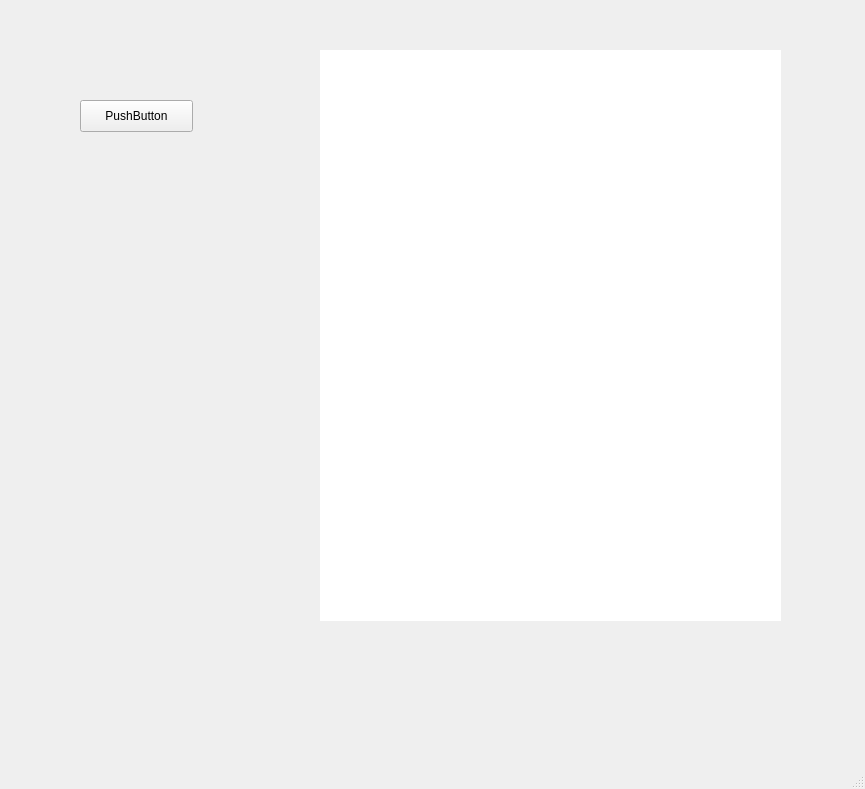
ProjectISP/ISP, file isp/resources/designer_uis/EarthquakeAnalysisFrame.ui: the form before one commit.
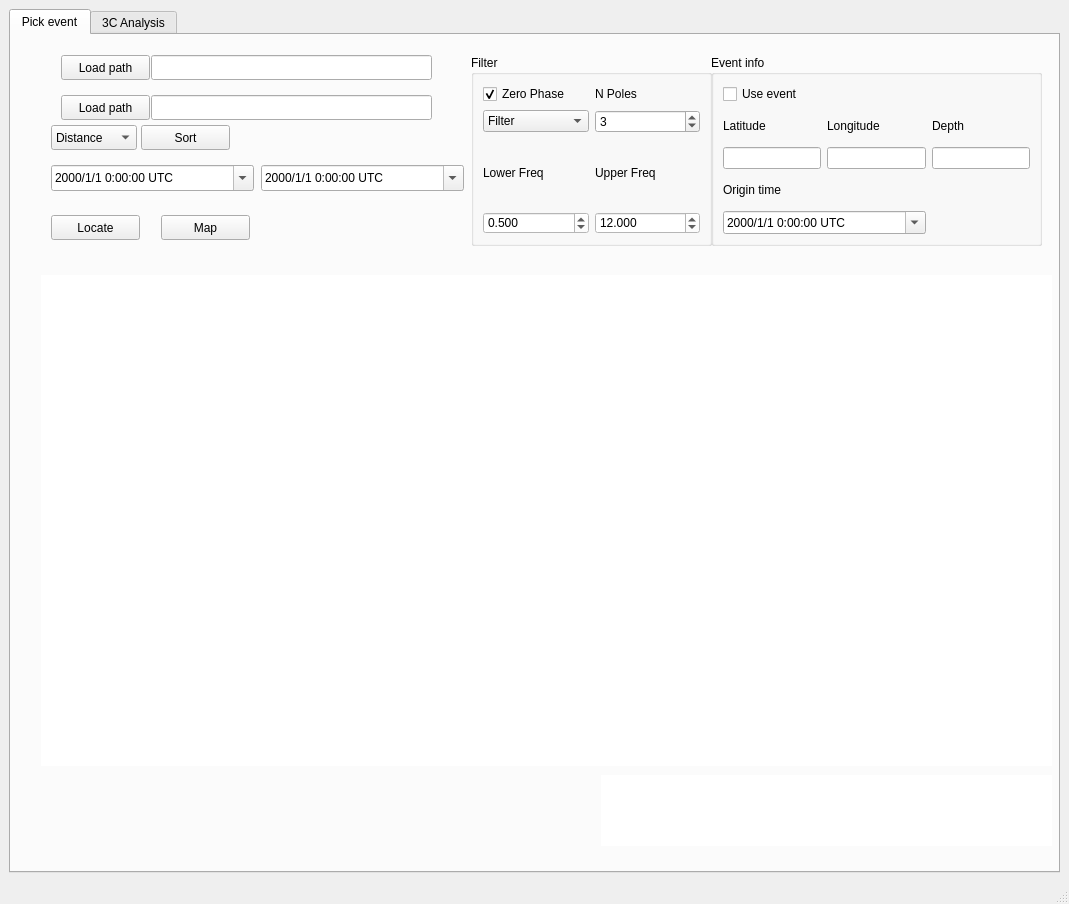
The form after the commit.

Commit message:
Thiago - Start Earthquake analysis.
- Include a test for cwt, still very messy.
- Add a cython wrapper for test.
- Implemented the sort waveforms by distance.

```diff
--- a/isp/resources/designer_uis/EarthquakeAnalysisFrame.ui
+++ b/isp/resources/designer_uis/EarthquakeAnalysisFrame.ui
@@ -6,50 +6,670 @@
    <rect>
     <x>0</x>
     <y>0</y>
-    <width>865</width>
-    <height>789</height>
+    <width>1069</width>
+    <height>904</height>
    </rect>
   </property>
   <property name="windowTitle">
    <string>MainWindow</string>
   </property>
   <widget class="QWidget" name="centralwidget">
-   <widget class="QWidget" name="widget" native="true">
-    <property name="geometry">
-     <rect>
-      <x>320</x>
-      <y>50</y>
-      <width>461</width>
-      <height>571</height>
-     </rect>
-    </property>
-    <property name="styleSheet">
-     <string notr="true">background-color: rgb(255, 255, 255);</string>
-    </property>
-   </widget>
-   <widget class="QPushButton" name="test1Button">
-    <property name="geometry">
-     <rect>
-      <x>80</x>
-      <y>100</y>
-      <width>113</width>
-      <height>32</height>
-     </rect>
-    </property>
-    <property name="text">
-     <string>PushButton</string>
-    </property>
-   </widget>
-   <widget class="QWidget" name="pagination_widget" native="true">
-    <property name="geometry">
-     <rect>
-      <x>320</x>
-      <y>620</y>
-      <width>461</width>
-      <height>71</height>
-     </rect>
-    </property>
-   </widget>
+   <layout class="QVBoxLayout" name="verticalLayout">
+    <item>
+     <widget class="QTabWidget" name="tabWidget">
+      <property name="currentIndex">
+       <number>0</number>
+      </property>
+      <widget class="QWidget" name="tab">
+       <attribute name="title">
+        <string>Pick event</string>
+       </attribute>
+       <widget class="QWidget" name="plotMatWidget" native="true">
+        <property name="geometry">
+         <rect>
+          <x>30</x>
+          <y>240</y>
+          <width>1011</width>
+          <height>491</height>
+         </rect>
+        </property>
+        <property name="styleSheet">
+         <string notr="true">QWidget{
+	background-color: rgb(255, 255, 255);
+}</string>
+        </property>
+        <layout class="QVBoxLayout" name="verticalLayout_6">
+         <item>
+          <layout class="QVBoxLayout" name="verticalLayout_5"/>
+         </item>
+        </layout>
+       </widget>
+       <widget class="QWidget" name="pagination_widget" native="true">
+        <property name="geometry">
+         <rect>
+          <x>590</x>
+          <y>740</y>
+          <width>451</width>
+          <height>71</height>
+         </rect>
+        </property>
+        <property name="styleSheet">
+         <string notr="true">QWidget{
+	background-color: rgb(255, 255, 255);
+}</string>
+        </property>
+        <layout class="QVBoxLayout" name="verticalLayout_4">
+         <item>
+          <layout class="QVBoxLayout" name="verticalLayout_3"/>
+         </item>
+        </layout>
+       </widget>
+       <widget class="QLineEdit" name="rootPathForm">
+        <property name="geometry">
+         <rect>
+          <x>140</x>
+          <y>20</y>
+          <width>281</width>
+          <height>25</height>
+         </rect>
+        </property>
+       </widget>
+       <widget class="QPushButton" name="sortBtn">
+        <property name="geometry">
+         <rect>
+          <x>130</x>
+          <y>90</y>
+          <width>89</width>
+          <height>25</height>
+         </rect>
+        </property>
+        <property name="text">
+         <string>Sort</string>
+        </property>
+       </widget>
+       <widget class="QGroupBox" name="groupBox">
+        <property name="geometry">
+         <rect>
+          <x>700</x>
+          <y>20</y>
+          <width>331</width>
+          <height>191</height>
+         </rect>
+        </property>
+        <property name="title">
+         <string>Event info</string>
+        </property>
+        <layout class="QGridLayout" name="gridLayout">
+         <item row="5" column="0" colspan="2">
+          <widget class="QDateTimeEdit" name="dateTimeEdit">
+           <property name="currentSection">
+            <enum>QDateTimeEdit::YearSection</enum>
+           </property>
+           <property name="displayFormat">
+            <string>yyyy/M/d h:mm:ss UTC</string>
+           </property>
+           <property name="calendarPopup">
+            <bool>true</bool>
+           </property>
+           <property name="timeSpec">
+            <enum>Qt::LocalTime</enum>
+           </property>
+          </widget>
+         </item>
+         <item row="2" column="0">
+          <widget class="QLabel" name="label">
+           <property name="text">
+            <string>Latitude</string>
+           </property>
+          </widget>
+         </item>
+         <item row="2" column="2">
+          <widget class="QLabel" name="label_3">
+           <property name="text">
+            <string>Depth</string>
+           </property>
+          </widget>
+         </item>
+         <item row="3" column="2">
+          <widget class="QLineEdit" name="lineEdit_3"/>
+         </item>
+         <item row="3" column="0">
+          <widget class="QLineEdit" name="lineEdit"/>
+         </item>
+         <item row="3" column="1">
+          <widget class="QLineEdit" name="lineEdit_2"/>
+         </item>
+         <item row="2" column="1">
+          <widget class="QLabel" name="label_2">
+           <property name="text">
+            <string>Longitude</string>
+           </property>
+          </widget>
+         </item>
+         <item row="0" column="0">
+          <widget class="QCheckBox" name="checkBox">
+           <property name="text">
+            <string>Use event</string>
+           </property>
+          </widget>
+         </item>
+         <item row="4" column="0">
+          <widget class="QLabel" name="label_4">
+           <property name="text">
+            <string>Origin time</string>
+           </property>
+          </widget>
+         </item>
+        </layout>
+       </widget>
+       <widget class="QDateTimeEdit" name="dateTimeEdit_2">
+        <property name="geometry">
+         <rect>
+          <x>40</x>
+          <y>130</y>
+          <width>203</width>
+          <height>26</height>
+         </rect>
+        </property>
+        <property name="currentSection">
+         <enum>QDateTimeEdit::YearSection</enum>
+        </property>
+        <property name="displayFormat">
+         <string>yyyy/M/d h:mm:ss UTC</string>
+        </property>
+        <property name="calendarPopup">
+         <bool>true</bool>
+        </property>
+        <property name="timeSpec">
+         <enum>Qt::LocalTime</enum>
+        </property>
+       </widget>
+       <widget class="QPushButton" name="pushButton_4">
+        <property name="geometry">
+         <rect>
+          <x>150</x>
+          <y>180</y>
+          <width>89</width>
+          <height>25</height>
+         </rect>
+        </property>
+        <property name="text">
+         <string>Map</string>
+        </property>
+       </widget>
+       <widget class="QGroupBox" name="groupBox_2">
+        <property name="geometry">
+         <rect>
+          <x>460</x>
+          <y>20</y>
+          <width>241</width>
+          <height>191</height>
+         </rect>
+        </property>
+        <property name="title">
+         <string>Filter</string>
+        </property>
+        <layout class="QGridLayout" name="gridLayout_2">
+         <item row="3" column="1">
+          <widget class="QDoubleSpinBox" name="Freq2p1">
+           <property name="styleSheet">
+            <string notr="true">background-color: rgb(255, 255, 255);</string>
+           </property>
+           <property name="decimals">
+            <number>3</number>
+           </property>
+           <property name="minimum">
+            <double>0.001000000000000</double>
+           </property>
+           <property name="maximum">
+            <double>10000.000000000000000</double>
+           </property>
+           <property name="value">
+            <double>12.000000000000000</double>
+           </property>
+          </widget>
+         </item>
+         <item row="2" column="0">
+          <widget class="QLabel" name="label_5">
+           <property name="text">
+            <string>Lower Freq</string>
+           </property>
+          </widget>
+         </item>
+         <item row="1" column="0">
+          <widget class="QComboBox" name="comboBox_2">
+           <item>
+            <property name="text">
+             <string>Filter</string>
+            </property>
+           </item>
+           <item>
+            <property name="text">
+             <string>Bandpass</string>
+            </property>
+           </item>
+           <item>
+            <property name="text">
+             <string>Lowpass</string>
+            </property>
+           </item>
+          </widget>
+         </item>
+         <item row="0" column="1">
+          <widget class="QLabel" name="label_7">
+           <property name="text">
+            <string>N Poles</string>
+           </property>
+          </widget>
+         </item>
+         <item row="2" column="1">
+          <widget class="QLabel" name="label_6">
+           <property name="text">
+            <string>Upper Freq</string>
+           </property>
+          </widget>
+         </item>
+         <item row="3" column="0">
+          <widget class="QDoubleSpinBox" name="Freq1p1">
+           <property name="sizePolicy">
+            <sizepolicy hsizetype="Minimum" vsizetype="Fixed">
+             <horstretch>0</horstretch>
+             <verstretch>0</verstretch>
+            </sizepolicy>
+           </property>
+           <property name="minimumSize">
+            <size>
+             <width>0</width>
+             <height>0</height>
+            </size>
+           </property>
+           <property name="styleSheet">
+            <string notr="true">background-color: rgb(255, 255, 255);</string>
+           </property>
+           <property name="decimals">
+            <number>3</number>
+           </property>
+           <property name="minimum">
+            <double>0.001000000000000</double>
+           </property>
+           <property name="maximum">
+            <double>10000.000000000000000</double>
+           </property>
+           <property name="value">
+            <double>0.500000000000000</double>
+           </property>
+          </widget>
+         </item>
+         <item row="0" column="0">
+          <widget class="QCheckBox" name="checkBox_2">
+           <property name="enabled">
+            <bool>true</bool>
+           </property>
+           <property name="text">
+            <string>Zero Phase</string>
+           </property>
+           <property name="checked">
+            <bool>true</bool>
+           </property>
+           <property name="tristate">
+            <bool>false</bool>
+           </property>
+          </widget>
+         </item>
+         <item row="1" column="1">
+          <widget class="QSpinBox" name="spinBox">
+           <property name="minimum">
+            <number>1</number>
+           </property>
+           <property name="maximum">
+            <number>6</number>
+           </property>
+           <property name="value">
+            <number>3</number>
+           </property>
+          </widget>
+         </item>
+        </layout>
+       </widget>
+       <widget class="QPushButton" name="pushButton_3">
+        <property name="geometry">
+         <rect>
+          <x>40</x>
+          <y>180</y>
+          <width>89</width>
+          <height>25</height>
+         </rect>
+        </property>
+        <property name="text">
+         <string>Locate</string>
+        </property>
+       </widget>
+       <widget class="QDateTimeEdit" name="dateTimeEdit_3">
+        <property name="geometry">
+         <rect>
+          <x>250</x>
+          <y>130</y>
+          <width>203</width>
+          <height>26</height>
+         </rect>
+        </property>
+        <property name="currentSection">
+         <enum>QDateTimeEdit::YearSection</enum>
+        </property>
+        <property name="displayFormat">
+         <string>yyyy/M/d h:mm:ss UTC</string>
+        </property>
+        <property name="calendarPopup">
+         <bool>true</bool>
+        </property>
+        <property name="timeSpec">
+         <enum>Qt::LocalTime</enum>
+        </property>
+       </widget>
+       <widget class="QComboBox" name="comboBox">
+        <property name="geometry">
+         <rect>
+          <x>40</x>
+          <y>90</y>
+          <width>86</width>
+          <height>25</height>
+         </rect>
+        </property>
+        <item>
+         <property name="text">
+          <string>Distance</string>
+         </property>
+        </item>
+        <item>
+         <property name="text">
+          <string>Back Azimuth</string>
+         </property>
+        </item>
+       </widget>
+       <widget class="QPushButton" name="selectDirBtn">
+        <property name="geometry">
+         <rect>
+          <x>50</x>
+          <y>20</y>
+          <width>89</width>
+          <height>25</height>
+         </rect>
+        </property>
+        <property name="text">
+         <string>Load path</string>
+        </property>
+       </widget>
+       <widget class="QPushButton" name="selectDatalessDirBtn">
+        <property name="geometry">
+         <rect>
+          <x>50</x>
+          <y>60</y>
+          <width>89</width>
+          <height>25</height>
+         </rect>
+        </property>
+        <property name="text">
+         <string>Load path</string>
+        </property>
+       </widget>
+       <widget class="QLineEdit" name="datalessPathForm">
+        <property name="geometry">
+         <rect>
+          <x>140</x>
+          <y>60</y>
+          <width>281</width>
+          <height>25</height>
+         </rect>
+        </property>
+       </widget>
+      </widget>
+      <widget class="QWidget" name="tab_2">
+       <attribute name="title">
+        <string>3C Analysis</string>
+       </attribute>
+       <widget class="QPushButton" name="pushButton_5">
+        <property name="geometry">
+         <rect>
+          <x>10</x>
+          <y>10</y>
+          <width>89</width>
+          <height>25</height>
+         </rect>
+        </property>
+        <property name="text">
+         <string>Load files</string>
+        </property>
+       </widget>
+       <widget class="QGroupBox" name="groupBox_3">
+        <property name="geometry">
+         <rect>
+          <x>10</x>
+          <y>50</y>
+          <width>231</width>
+          <height>181</height>
+         </rect>
+        </property>
+        <property name="title">
+         <string>Filter</string>
+        </property>
+        <layout class="QGridLayout" name="gridLayout_3">
+         <item row="3" column="1">
+          <widget class="QDoubleSpinBox" name="Freq2p1_2">
+           <property name="styleSheet">
+            <string notr="true">background-color: rgb(255, 255, 255);</string>
+           </property>
+           <property name="decimals">
+            <number>3</number>
+           </property>
+           <property name="minimum">
+            <double>0.001000000000000</double>
+           </property>
+           <property name="maximum">
+            <double>10000.000000000000000</double>
+           </property>
+           <property name="value">
+            <double>12.000000000000000</double>
+           </property>
+          </widget>
+         </item>
+         <item row="2" column="0">
+          <widget class="QLabel" name="label_8">
+           <property name="text">
+            <string>Lower Freq</string>
+           </property>
+          </widget>
+         </item>
+         <item row="1" column="0">
+          <widget class="QComboBox" name="comboBox_3">
+           <item>
+            <property name="text">
+             <string>Filter</string>
+            </property>
+           </item>
+           <item>
+            <property name="text">
+             <string>Bandpass</string>
+            </property>
+           </item>
+           <item>
+            <property name="text">
+             <string>Lowpass</string>
+            </property>
+           </item>
+          </widget>
+         </item>
+         <item row="0" column="1">
+          <widget class="QLabel" name="label_9">
+           <property name="text">
+            <string>N Poles</string>
+           </property>
+          </widget>
+         </item>
+         <item row="2" column="1">
+          <widget class="QLabel" name="label_10">
+           <property name="text">
+            <string>Upper Freq</string>
+           </property>
+          </widget>
+         </item>
+         <item row="3" column="0">
+          <widget class="QDoubleSpinBox" name="Freq1p1_2">
+           <property name="sizePolicy">
+            <sizepolicy hsizetype="Minimum" vsizetype="Fixed">
+             <horstretch>0</horstretch>
+             <verstretch>0</verstretch>
+            </sizepolicy>
+           </property>
+           <property name="minimumSize">
+            <size>
+             <width>0</width>
+             <height>0</height>
+            </size>
+           </property>
+           <property name="styleSheet">
+            <string notr="true">background-color: rgb(255, 255, 255);</string>
+           </property>
+           <property name="decimals">
+            <number>3</number>
+           </property>
+           <property name="minimum">
+            <double>0.001000000000000</double>
+           </property>
+           <property name="maximum">
+            <double>10000.000000000000000</double>
+           </property>
+           <property name="value">
+            <double>0.500000000000000</double>
+           </property>
+          </widget>
+         </item>
+         <item row="0" column="0">
+          <widget class="QCheckBox" name="checkBox_3">
+           <property name="enabled">
+            <bool>true</bool>
+           </property>
+           <property name="text">
+            <string>Zero Phase</string>
+           </property>
+           <property name="checked">
+            <bool>true</bool>
+           </property>
+           <property name="tristate">
+            <bool>false</bool>
+           </property>
+          </widget>
+         </item>
+         <item row="1" column="1">
+          <widget class="QSpinBox" name="spinBox_2">
+           <property name="minimum">
+            <number>1</number>
+           </property>
+           <property name="maximum">
+            <number>6</number>
+           </property>
+           <property name="value">
+            <number>3</number>
+           </property>
+          </widget>
+         </item>
+        </layout>
+       </widget>
+       <widget class="QWidget" name="widget_3" native="true">
+        <property name="geometry">
+         <rect>
+          <x>250</x>
+          <y>60</y>
+          <width>761</width>
+          <height>721</height>
+         </rect>
+        </property>
+        <property name="styleSheet">
+         <string notr="true">QWidget{
+	background-color: rgb(255, 255, 255);
+}</string>
+        </property>
+       </widget>
+       <widget class="QLineEdit" name="lineEdit_5">
+        <property name="geometry">
+         <rect>
+          <x>110</x>
+          <y>10</y>
+          <width>431</width>
+          <height>25</height>
+         </rect>
+        </property>
+       </widget>
+       <widget class="QPushButton" name="pushButton_6">
+        <property name="geometry">
+         <rect>
+          <x>10</x>
+          <y>260</y>
+          <width>89</width>
+          <height>25</height>
+         </rect>
+        </property>
+        <property name="text">
+         <string>Rotate</string>
+        </property>
+       </widget>
+       <widget class="QDoubleSpinBox" name="doubleSpinBox">
+        <property name="geometry">
+         <rect>
+          <x>110</x>
+          <y>260</y>
+          <width>69</width>
+          <height>26</height>
+         </rect>
+        </property>
+       </widget>
+       <widget class="QDateTimeEdit" name="dateTimeEdit_4">
+        <property name="geometry">
+         <rect>
+          <x>790</x>
+          <y>10</y>
+          <width>203</width>
+          <height>26</height>
+         </rect>
+        </property>
+        <property name="currentSection">
+         <enum>QDateTimeEdit::YearSection</enum>
+        </property>
+        <property name="displayFormat">
+         <string>yyyy/M/d h:mm:ss UTC</string>
+        </property>
+        <property name="calendarPopup">
+         <bool>true</bool>
+        </property>
+        <property name="timeSpec">
+         <enum>Qt::LocalTime</enum>
+        </property>
+       </widget>
+       <widget class="QDateTimeEdit" name="dateTimeEdit_5">
+        <property name="geometry">
+         <rect>
+          <x>560</x>
+          <y>10</y>
+          <width>203</width>
+          <height>26</height>
+         </rect>
+        </property>
+        <property name="currentSection">
+         <enum>QDateTimeEdit::YearSection</enum>
+        </property>
+        <property name="displayFormat">
+         <string>yyyy/M/d h:mm:ss UTC</string>
+        </property>
+        <property name="calendarPopup">
+         <bool>true</bool>
+        </property>
+        <property name="timeSpec">
+         <enum>Qt::LocalTime</enum>
+        </property>
+       </widget>
+      </widget>
+     </widget>
+    </item>
+   </layout>
   </widget>
   <widget class="QMenuBar" name="menubar">
    <property name="geometry">
```
Left out of the diff: 2 changed lines with no effect on the pictures. The commit also changes 21 other files.
